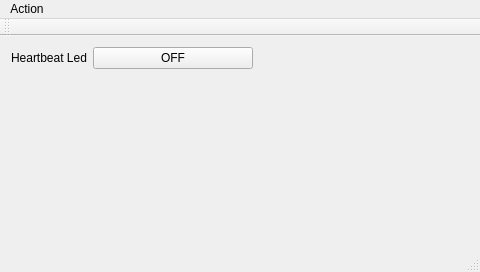
Above: mainwindow.ui from scottellis/sample-qt before the change. Below: the same form after it.
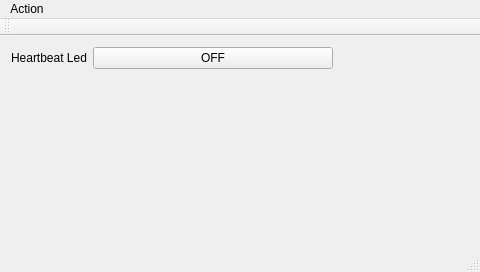
That is the form after the change.

Commit message: Fix ambiguous button label

```diff
--- a/mainwindow.ui
+++ b/mainwindow.ui
@@ -26,7 +26,7 @@
      <widget class="QPushButton" name="hbButton">
       <property name="maximumSize">
        <size>
-        <width>160</width>
+        <width>240</width>
         <height>36</height>
        </size>
       </property>
```
The commit also changes 1 other file.
